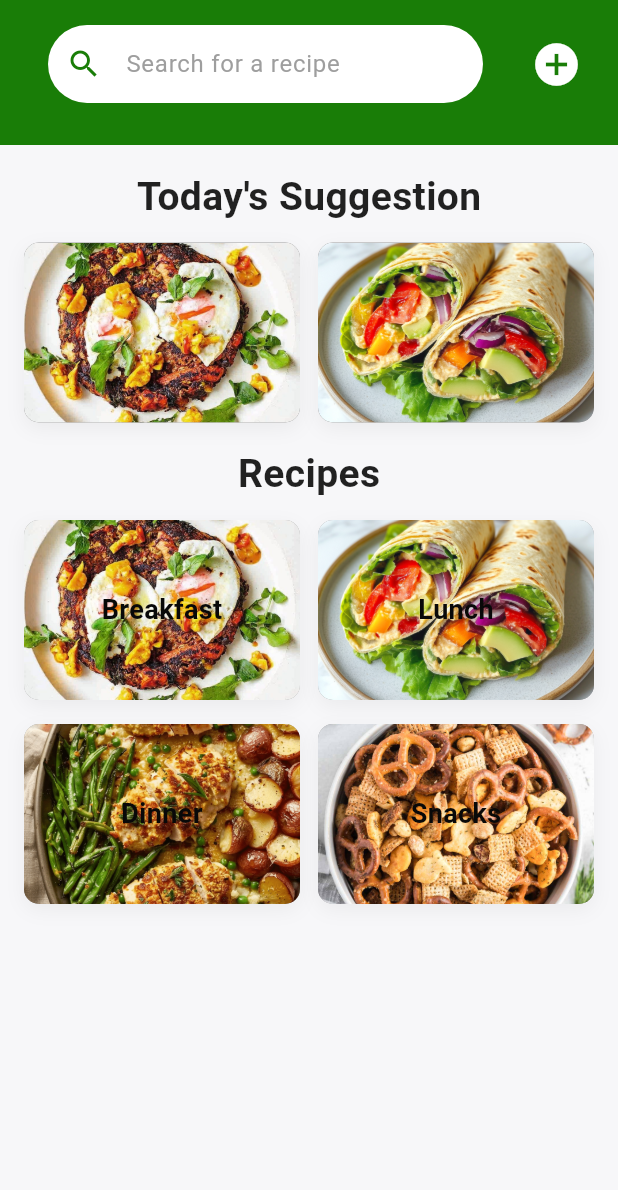
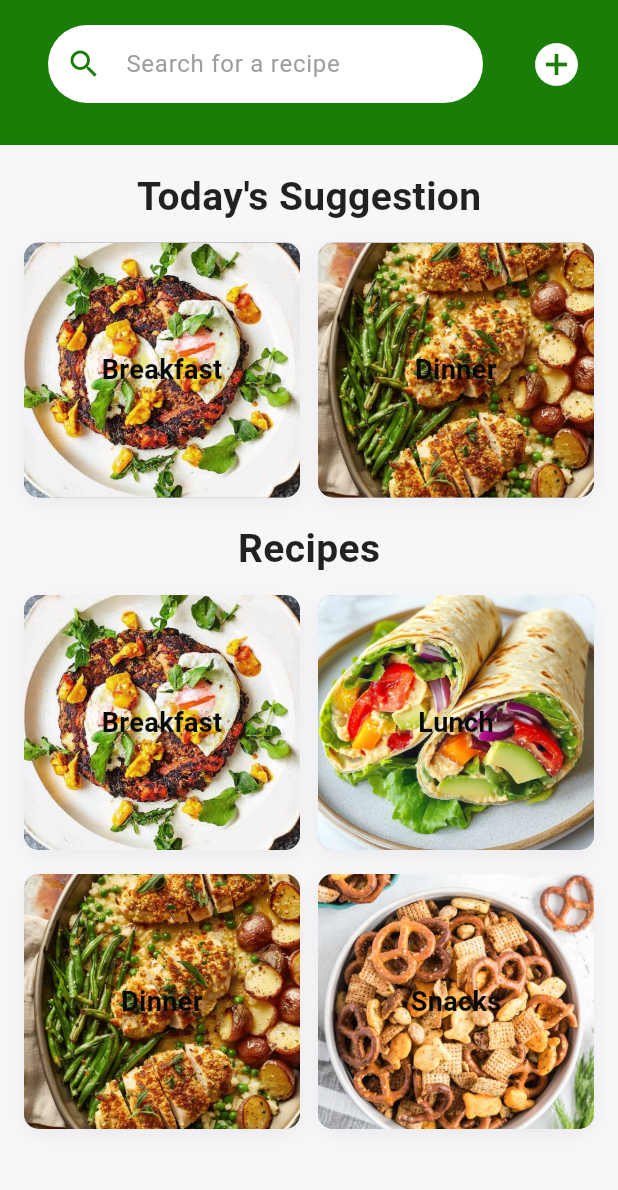
Before and after one commit to deelub/Recipe-keeper, a Flutter app: the screen it shows after launch, on a phone screen of 412 x 824 dp, the part 44-1234 px from its top. Run offline on Flutter 3.47's test engine with Material 3 defaults, Android fonts, the light colour scheme and no system bars.

Commit message:
refactor : finalising on widgets

```diff
--- a/lib/main.dart
+++ b/lib/main.dart
@@ -83,23 +83,44 @@ class _RecipeKeeperAppState extends State<RecipeKeeperApp> {
             ),
 
             DailySuggestionsWidget(
-              left: ClipRRect(
-                borderRadius: BorderRadius.circular(10),
-                child: Image.asset(
-                  'assets/images/breakfastFood.jpg',
-                  fit: BoxFit.cover,
-                  width: double.infinity,
-                  height: double.infinity,
-                ),
+              left: Stack(
+                fit: StackFit.expand,
+                children: [
+                  Image.asset(
+                    'assets/images/breakfastFood.jpg',
+                    fit: BoxFit.cover,
+                  ),
+                  const Center(
+                    child: Text(
+                      'Breakfast',
+                      style: TextStyle(
+                        color: Color.fromARGB(255, 9, 9, 9),
+                        fontSize: 18,
+                        fontWeight: FontWeight.w600,
+                      ),
+                    ),
+                  ),
+                ],
               ),
-              right: ClipRRect(
-                borderRadius: BorderRadius.circular(10),
-                child: Image.asset(
-                  'assets/images/lunchFood.png',
-                  fit: BoxFit.cover,
-                  width: double.infinity,
-                  height: double.infinity,
-                ),
+
+              right: Stack(
+                fit: StackFit.expand,
+                children: [
+                  Image.asset(
+                    'assets/images/dinnerFood.png',
+                    fit: BoxFit.cover,
+                  ),
+                  const Center(
+                    child: Text(
+                      'Dinner',
+                      style: TextStyle(
+                        color: Color.fromARGB(255, 9, 9, 9),
+                        fontSize: 18,
+                        fontWeight: FontWeight.w600,
+                      ),
+                    ),
+                  ),
+                ],
               ),
             ),
 
--- a/lib/widgets/suggestion.dart
+++ b/lib/widgets/suggestion.dart
@@ -17,18 +17,12 @@ class DailySuggestionsWidget extends StatelessWidget {
       child: Row(
         children: [
           Expanded(
-            child: _box(
-              child: SizedBox.expand(
-                child: left
-                ),
-              ),
-            ),
+            child: _box(child: SizedBox.expand(child: left)),
+          ),
           const SizedBox(width: 12),
-          Expanded(child: _box(
-              child: SizedBox.expand(
-                child: right,
-              ),
-            ),),
+          Expanded(
+            child: _box(child: SizedBox.expand(child: right)),
+          ),
         ],
       ),
     );
@@ -36,7 +30,7 @@ class DailySuggestionsWidget extends StatelessWidget {
 
   Widget _box({required Widget child}) {
     return Container(
-      height: 120,
+      height: 170,
       clipBehavior: Clip.antiAlias,
       decoration: BoxDecoration(
         color: Colors.grey,
```
